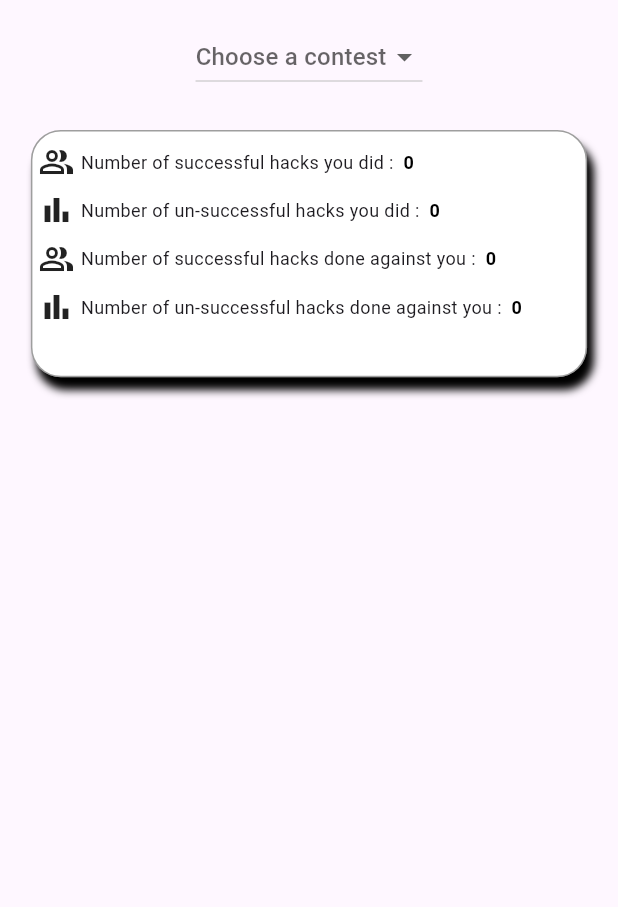
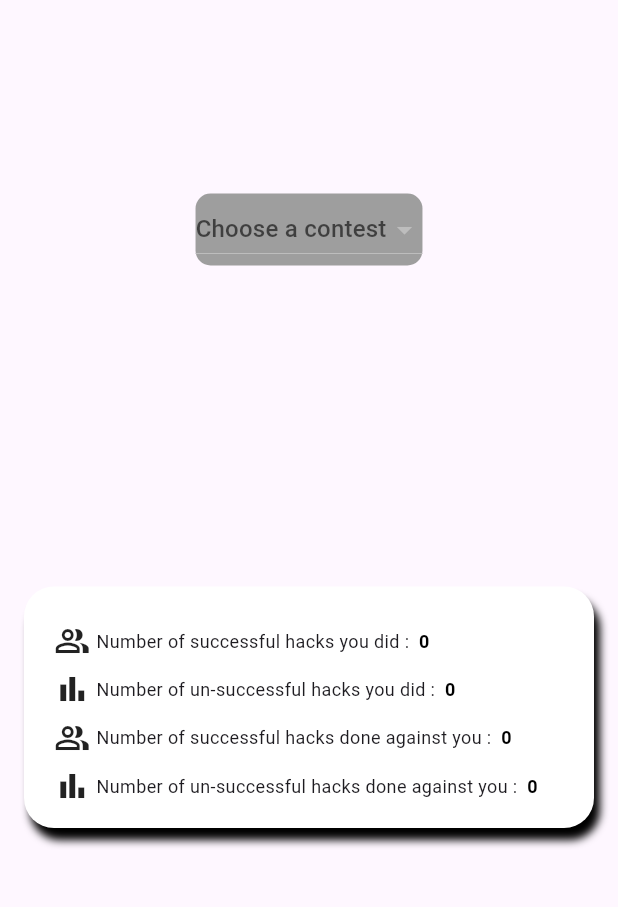
Before and after one commit to HossamYehia2/tmp2, a Flutter app: the HacksPage screen opened by its route, on a phone screen of 412 x 824 dp, the part 63-970 px from its top. Run offline on Flutter 3.47's test engine with Material 3 defaults, Android fonts, the phone set to English and light mode, and no system bars; our stand-ins replace timezone; network calls fail.

Commit message:
re-design Rating History & Contests Pages

```diff
--- a/lib/main.dart
+++ b/lib/main.dart
@@ -13,10 +13,10 @@ void main() {
 class MyApp extends StatelessWidget {
   const MyApp({Key? key}) : super(key: key);
 
-  // This widget is the root of your application.
   @override
   Widget build(BuildContext context) {
     return MaterialApp(
+      debugShowCheckedModeBanner: false,
       title: 'Flutter Demo',
       theme: ThemeData(
         primarySwatch: Colors.blue,
--- a/lib/pages/HacksPage.dart
+++ b/lib/pages/HacksPage.dart
@@ -1,11 +1,7 @@
+import 'package:flutter/material.dart';
 import 'package:first_app/objects/HackRecord.dart';
-
-import '../Utils/CustomPadding.dart';
 import '../Utils/ListDisplay.dart';
 import '../Utils/NavBar.dart';
-import 'package:flutter/material.dart';
-
-import '../Utils/SizeUtils.dart';
 import '../Variables.dart';
 import '../dto/hack_details/hack_details_dto.dart';
 import '../objects/RatingHistoryRecord.dart';
@@ -37,9 +33,18 @@ class _HacksPageState extends State<HacksPage> {
       appBar: AppBar(
         title: const Text('Hacks Page'),
       ),
-        body: Center(
-          child : Column(children: [
-            DropdownButton<String>(
+      body: Padding(
+        padding: const EdgeInsets.all(16),
+        child: Column(
+          mainAxisAlignment: MainAxisAlignment.spaceEvenly,
+          children: [
+            Container(
+              decoration: BoxDecoration(
+                color: Colors.grey,
+                borderRadius: BorderRadius.circular(10),
+              ),
+              child: DropdownButton(
+                borderRadius: BorderRadius.circular(8),
                 value: dropdownValue,
                 items: getItems(),
                 hint: const Text("Choose a contest"),
@@ -52,32 +57,29 @@ class _HacksPageState extends State<HacksPage> {
                   });
                 },
               ),
-          CustomPadding().get(
-              0,
-              Utils().getHeight(0.03, context),
-              0,
-              Utils().getHeight(0.00, context), getNumbers()),
+            ),
+            const SizedBox(height: 16),
             Container(
-              height: Utils().getHeight(0.4, context),
-              width: Utils().getWidth(0.90, context),
-              child: CustomPadding().get(
-                  0,
-                  Utils().getHeight(0.03, context),
-                  0,
-                  Utils().getHeight(0.00, context), hacksList),
-            )
-          ]),
-        ));
+              decoration: getBoxDecoration(),
+              padding: const EdgeInsets.all(16),
+              child: getNumbers(),
+            ),
+            const SizedBox(height: 16),
+            /*Flexible(
+              child: Container(
+                decoration: getBoxDecoration(),
+                padding: const EdgeInsets.all(16),
+                child: hacksList ?? const ListDisplay(itemsList: []),
+              ),
+            ),*/
+          ],
+        ),
+      ),
+    );
   }
 
   Widget getNumbers() {
-
-    return Container(
-        height: Utils().getHeight(0.2, context),
-        width: Utils().getWidth(0.90, context),
-        decoration: getBoxDecoration(),
-        child:
-            Column(
+    return Column(
       crossAxisAlignment: CrossAxisAlignment.start,
       children: <Widget>[
         Utils().concatenate(
@@ -86,48 +88,49 @@ class _HacksPageState extends State<HacksPage> {
           Colors.black,
           const Icon(Icons.people_alt_outlined),
           context,
-                    textSize: 12),
+          textSize: 12,
+        ),
         Utils().concatenate(
           'Number of un-successful hacks you did : ',
           MyUnSuccessfulHacksList.length.toString(),
           Colors.black,
           const Icon(Icons.bar_chart),
           context,
-                    textSize: 12),
+          textSize: 12,
+        ),
         Utils().concatenate(
           'Number of successful hacks done against you : ',
           AgainstSuccessfulHacksList.length.toString(),
           Colors.black,
           const Icon(Icons.people_alt_outlined),
           context,
-                    textSize: 12),
+          textSize: 12,
+        ),
         Utils().concatenate(
           'Number of un-successful hacks done against you : ',
           AgainstUnSuccessfulHacksList.length.toString(),
           Colors.black,
           const Icon(Icons.bar_chart),
           context,
-                    textSize: 12),
+          textSize: 12,
+        ),
       ],
-            ));
+    );
   }
 
   BoxDecoration getBoxDecoration() {
     return BoxDecoration(
       color: Colors.white,
-      shape: BoxShape.rectangle,
-      border: Border.all(color: Colors.black38),
+      borderRadius: BorderRadius.circular(20),
       boxShadow: const [
-        BoxShadow(color: Colors.black, blurRadius: 4, offset: Offset(4, 8))
+        BoxShadow(color: Colors.black, blurRadius: 4, offset: Offset(4, 8)),
       ],
-      borderRadius: const BorderRadius.all(Radius.circular(20)),
     );
   }
 
   Future<Widget> getHacksList() async {
-    if(dropdownValue == null) {
-      List<Object> x = [];
-      return ListDisplay(itemsList: x);
+    if (dropdownValue == null) {
+      return const ListDisplay(itemsList: []);
     }
     print(dropdownValue);
     await loadContestHacks(dropdownValue.toString());
@@ -136,7 +139,6 @@ class _HacksPageState extends State<HacksPage> {
     print(MyUnSuccessfulHacksList.length);
     print(AgainstSuccessfulHacksList.length);
     print(AgainstUnSuccessfulHacksList.length);
-
 
     List<Object> x = [];
     List<HackDetailsDto> tmp = [];
@@ -152,7 +154,7 @@ class _HacksPageState extends State<HacksPage> {
         problemName: hack.problemDto.name,
         hacker: hack.hackerName,
         defender: hack.defenderName,
-          verdict: hack.verdict
+        verdict: hack.verdict,
       ));
     }
 
@@ -164,6 +166,7 @@ class _HacksPageState extends State<HacksPage> {
     for (int i = 0; i < ratingHistoryResponseList.length; ++i) {
       var contest = ratingHistoryResponseList[i];
       ratingHistoryList.add(RatingHistoryRecordWidget(
+        id: contest.contestId,
         contestName: contest.contestName,
         rank: contest.rank,
         oldRating: contest.oldRating,
@@ -186,12 +189,13 @@ class _HacksPageState extends State<HacksPage> {
       mappedContestIds[contestName] = contestId;
     }
 
-    contestsList = ['A', 'B', 'C', 'D'];
+    // contestsList = ['A', 'B', 'C', 'D'];
   }
 
   List<DropdownMenuItem<String>>? getItems() {
     return contestsList.map<DropdownMenuItem<String>>((String value) {
       return DropdownMenuItem<String>(
+        alignment: Alignment.center,
         value: value,
         child: Text(
           value,
--- a/lib/pages/RatingHistory.dart
+++ b/lib/pages/RatingHistory.dart
@@ -34,6 +34,7 @@ class _RatingHistoryState extends State<RatingHistory> {
     for (int i = 0; i < ratingHistoryResponseList.length; ++i) {
       var contest = ratingHistoryResponseList[i];
       ratingHistoryList.add(RatingHistoryRecordWidget(
+          id: contest.contestId,
           contestName: contest.contestName,
           rank: contest.rank,
           oldRating: contest.oldRating,
```
Also changed, not shown: lib/objects/ContestRecord.dart (+42 -42 lines), lib/objects/RatingHistoryRecord.dart (+80 -42 lines), lib/pages/ContestsPage.dart (+7 -1 lines), lib/utils/Initializer.dart (+10 -4 lines), lib/utils/ListDisplay.dart (+10 -13 lines), lib/utils/NavBar.dart (+9 -7 lines), images/codeforces.jpg (added). Lines whose indentation alone changed are shown as unchanged.
